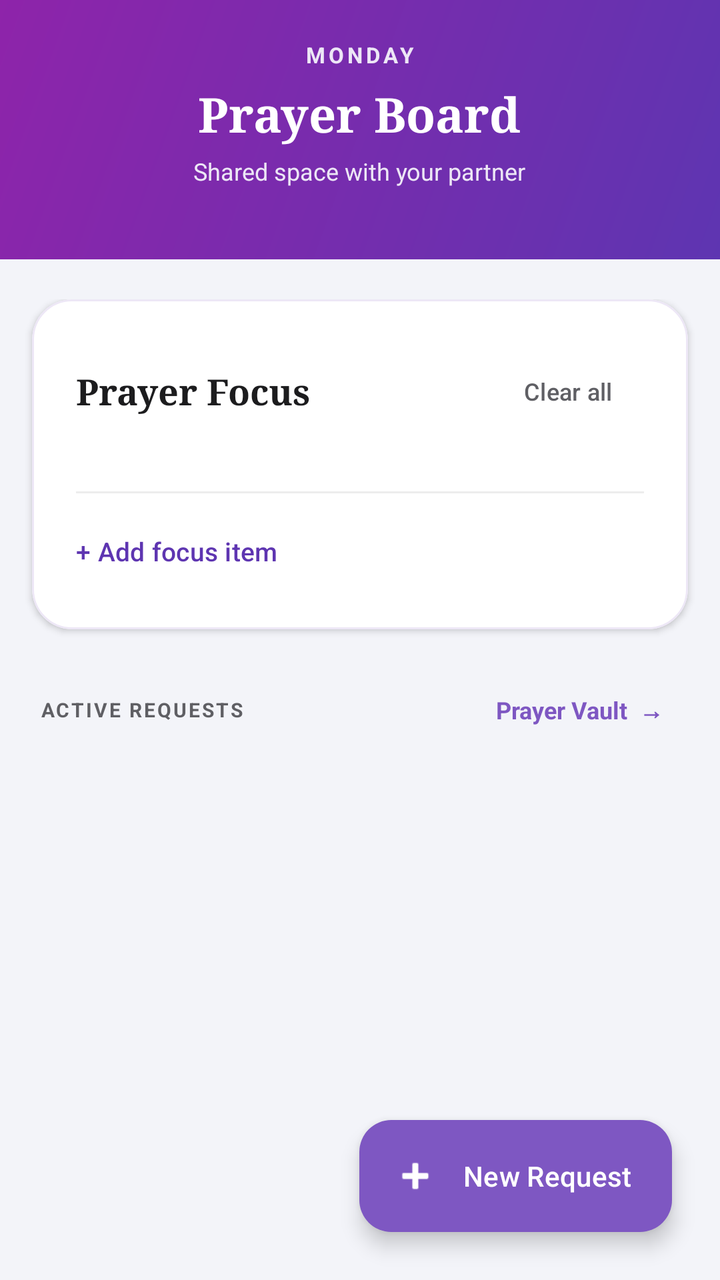
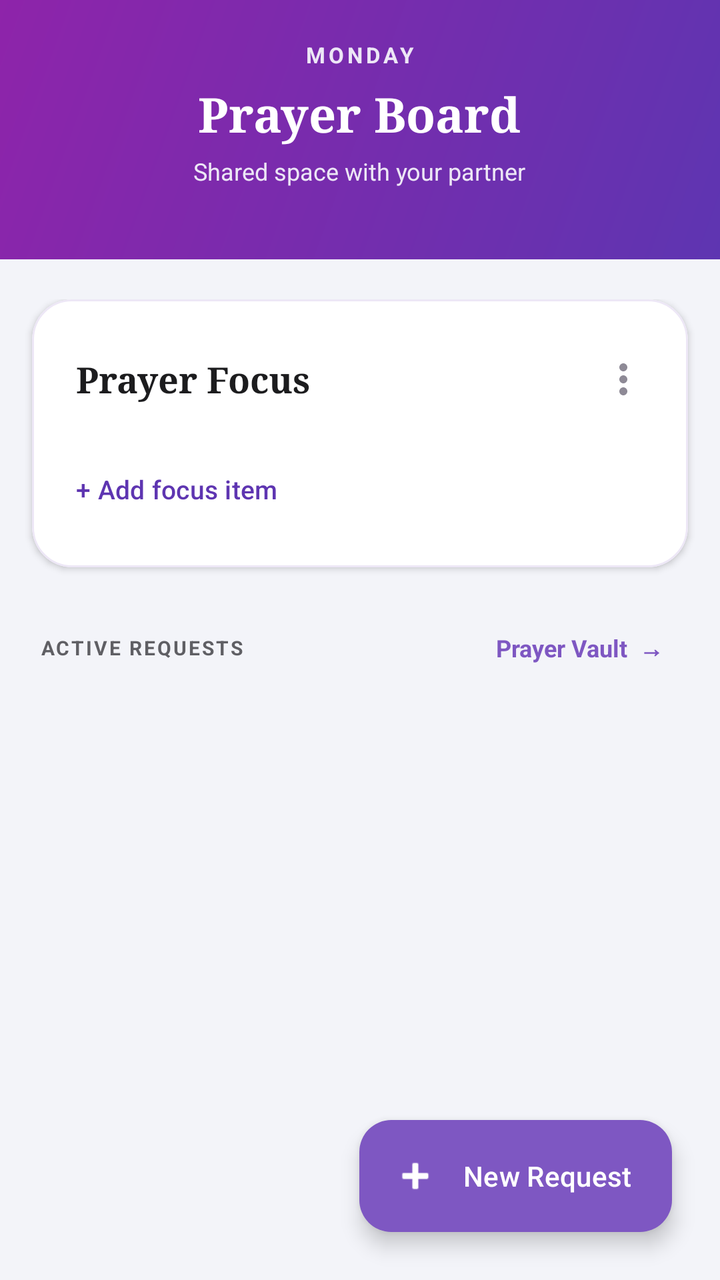

Screens rendered from an Android XML layout before and after an edit, with the pre-edit source and the edit as a unified diff.
<!-- AndroidManifest.xml: application theme Theme.SpiritualTracker -->
<!-- res/layout/fragment_shared_board.xml -->
<?xml version="1.0" encoding="utf-8"?>
<androidx.coordinatorlayout.widget.CoordinatorLayout xmlns:android="http://schemas.android.com/apk/res/android"
    xmlns:app="http://schemas.android.com/apk/res-auto"
    xmlns:tools="http://schemas.android.com/tools"
    android:layout_width="match_parent"
    android:layout_height="match_parent"
    android:background="#F3F4F9">

    
    <LinearLayout
        android:layout_width="match_parent"
        android:layout_height="match_parent"
        android:orientation="vertical">

        
        <LinearLayout
            android:layout_width="match_parent"
            android:layout_height="wrap_content"
            android:id="@+id/boardHeader"
            android:background="@drawable/bg_header_gradient"
            android:orientation="vertical"
            android:paddingTop="20dp"
            android:paddingBottom="36dp"
            android:paddingHorizontal="20dp"
            android:gravity="center">

            
            <TextView
                android:id="@+id/tvJointListTitle"
                android:layout_width="wrap_content"
                android:layout_height="wrap_content"
                android:text="MONDAY"
                android:textSize="11sp"
                android:textStyle="bold"
                android:textColor="#EDE7F6"
                android:letterSpacing="0.15"
                android:layout_marginBottom="6dp"/>

            
            <TextView
                android:layout_width="wrap_content"
                android:layout_height="wrap_content"
                android:text="Prayer Board"
                android:textColor="#FFFFFF"
                android:textSize="24sp"
                android:fontFamily="serif"
                android:textStyle="bold"
                android:layout_marginBottom="4dp"/>

            
            <TextView
                android:layout_width="wrap_content"
                android:layout_height="wrap_content"
                android:text="Shared space with your partner"
                android:textColor="#EDE7F6"
                android:textSize="12sp"/>
        </LinearLayout>

        
        <androidx.core.widget.NestedScrollView
            android:layout_width="match_parent"
            android:layout_height="0dp"
            android:layout_weight="1"
            android:clipToPadding="false"
            android:paddingBottom="100dp">

            <LinearLayout
                android:layout_width="match_parent"
                android:layout_height="wrap_content"
                android:orientation="vertical"
                android:paddingTop="20dp">

                
                <com.google.android.material.card.MaterialCardView
                    android:layout_width="match_parent"
                    android:layout_height="wrap_content"
                    android:layout_marginHorizontal="16dp"
                    android:layout_marginBottom="24dp"
                    app:cardCornerRadius="20dp"
                    app:cardElevation="2dp"
                    app:cardMaxElevation="4dp"
                    app:cardBackgroundColor="#FFFFFF"
                    app:strokeWidth="1dp"
                    app:strokeColor="#EDE7F6">

                    <LinearLayout
                        android:layout_width="match_parent"
                        android:layout_height="wrap_content"
                        android:orientation="vertical"
                        android:padding="22dp">

                        
                        <RelativeLayout
                            android:layout_width="match_parent"
                            android:layout_height="wrap_content"
                            android:layout_marginBottom="14dp">

                            <TextView
                                android:layout_width="wrap_content"
                                android:layout_height="wrap_content"
                                android:text="Prayer Focus"
                                android:textColor="#1C1C1E"
                                android:textSize="18sp"
                                android:fontFamily="serif"
                                android:textStyle="bold"
                                android:layout_centerVertical="true"/>

                            <com.google.android.material.button.MaterialButton
                                android:id="@+id/btnClearJointList"
                                style="@style/Widget.Material3.Button.TextButton"
                                android:layout_width="wrap_content"
                                android:layout_height="wrap_content"
                                android:layout_alignParentEnd="true"
                                android:layout_centerVertical="true"
                                android:text="Clear all"
                                android:textAllCaps="false"
                                android:textSize="12sp"
                                android:textColor="#5F5F64"
                                android:paddingEnd="0dp"/>
                        </RelativeLayout>

                        
                        <LinearLayout
                            android:id="@+id/layoutJointListItems"
                            android:layout_width="match_parent"
                            android:layout_height="wrap_content"
                            android:orientation="vertical"/>

                        
                        <View
                            android:layout_width="match_parent"
                            android:layout_height="1dp"
                            android:background="#12000000"
                            android:layout_marginTop="12dp"
                            android:layout_marginBottom="10dp"/>

                        
                        <com.google.android.material.button.MaterialButton
                            android:id="@+id/btnAddJointItem"
                            style="@style/Widget.Material3.Button.TextButton"
                            android:layout_width="wrap_content"
                            android:layout_height="36dp"
                            android:text="+ Add focus item"
                            android:textColor="#5E35B1"
                            android:textSize="13sp"
                            android:textAllCaps="false"
                            android:fontFamily="sans-serif-medium"
                            android:paddingStart="0dp"/>

                    </LinearLayout>
                </com.google.android.material.card.MaterialCardView>

                
                <RelativeLayout
                    android:layout_width="match_parent"
                    android:layout_height="wrap_content"
                    android:paddingHorizontal="20dp"
                    android:layout_marginBottom="10dp">

                    <TextView
                        android:layout_width="wrap_content"
                        android:layout_height="wrap_content"
                        android:text="ACTIVE REQUESTS"
                        android:textSize="10sp"
                        android:textStyle="bold"
                        android:textColor="#5F5F64"
                        android:letterSpacing="0.1"
                        android:layout_centerVertical="true"/>

                    <TextView
                        android:id="@+id/btnViewVault"
                        android:layout_width="wrap_content"
                        android:layout_height="wrap_content"
                        android:layout_alignParentEnd="true"
                        android:layout_centerVertical="true"
                        android:text="Prayer Vault  →"
                        android:textSize="12sp"
                        android:textStyle="bold"
                        android:textColor="#7E57C2"
                        android:background="?attr/selectableItemBackground"
                        android:padding="8dp"/>
                </RelativeLayout>

                
                <androidx.recyclerview.widget.RecyclerView
                    android:id="@+id/rvPrayerBoard"
                    android:layout_width="match_parent"
                    android:layout_height="wrap_content"
                    android:nestedScrollingEnabled="false"
                    android:paddingHorizontal="12dp"
                    tools:listitem="@layout/item_prayer_request"/>

            </LinearLayout>
        </androidx.core.widget.NestedScrollView>
    </LinearLayout>

    
    <com.google.android.material.floatingactionbutton.ExtendedFloatingActionButton
        android:id="@+id/fabAddRequest"
        android:layout_width="wrap_content"
        android:layout_height="wrap_content"
        android:layout_gravity="bottom|end"
        android:layout_margin="24dp"
        android:text="New Request"
        android:textColor="#FFFFFF"
        android:textAllCaps="false"
        android:fontFamily="sans-serif-medium"
        app:icon="@android:drawable/ic_input_add"
        app:iconTint="#FFFFFF"
        app:backgroundTint="#7E57C2"
        app:cornerRadius="16dp"
        app:elevation="6dp"/>

</androidx.coordinatorlayout.widget.CoordinatorLayout>
<!-- res/layout/item_prayer_request.xml (included above) -->
<?xml version="1.0" encoding="utf-8"?>
<com.google.android.material.card.MaterialCardView xmlns:android="http://schemas.android.com/apk/res/android"
    xmlns:app="http://schemas.android.com/apk/res-auto"
    android:layout_width="match_parent"
    android:layout_height="wrap_content"
    android:layout_marginHorizontal="4dp"
    android:layout_marginBottom="10dp"
    app:cardCornerRadius="16dp"
    app:cardElevation="2dp"
    app:cardMaxElevation="4dp"
    app:cardBackgroundColor="#FFFFFF"
    app:strokeWidth="1dp"
    app:strokeColor="#EDE7F6">

    <LinearLayout
        android:layout_width="match_parent"
        android:layout_height="wrap_content"
        android:orientation="horizontal">

        
        <View
            android:layout_width="4dp"
            android:layout_height="match_parent"
            android:background="#7E57C2"/>

        
        <LinearLayout
            android:layout_width="0dp"
            android:layout_height="wrap_content"
            android:layout_weight="1"
            android:orientation="vertical"
            android:padding="16dp">

            
            <RelativeLayout
                android:layout_width="match_parent"
                android:layout_height="wrap_content"
                android:layout_marginBottom="8dp">

                <TextView
                    android:id="@+id/tvRequestTitle"
                    android:layout_width="match_parent"
                    android:layout_height="wrap_content"
                    android:layout_toStartOf="@+id/answeredBadge"
                    android:layout_marginEnd="8dp"
                    android:text="Prayer Title"
                    android:textColor="#1A1A1A"
                    android:textSize="16sp"
                    android:textStyle="bold"
                    android:fontFamily="serif"
                    android:lineSpacingExtra="2dp"/>

                
                <LinearLayout
                    android:id="@+id/answeredBadge"
                    android:layout_width="wrap_content"
                    android:layout_height="wrap_content"
                    android:layout_alignParentEnd="true"
                    android:layout_centerVertical="true"
                    android:background="@drawable/bg_answered_pill"
                    android:paddingHorizontal="10dp"
                    android:paddingVertical="5dp"
                    android:gravity="center"
                    android:orientation="horizontal"
                    android:clickable="true"
                    android:focusable="true">

                    <TextView
                        android:id="@+id/btnMarkAnswered"
                        android:layout_width="wrap_content"
                        android:layout_height="wrap_content"
                        android:text="Mark answered"
                        android:textColor="#7E57C2"
                        android:textSize="11sp"
                        android:textStyle="bold"/>

                    <ImageView
                        android:layout_width="13dp"
                        android:layout_height="13dp"
                        android:layout_marginStart="4dp"
                        android:src="@drawable/ic_partner_done"
                        app:tint="#7E57C2"/>
                </LinearLayout>
            </RelativeLayout>

            <TextView
                android:id="@+id/tvRequestDescription"
                android:layout_width="match_parent"
                android:layout_height="wrap_content"
                android:text="Snippet of the prayer request..."
                android:textColor="#4A4A4E"
                android:textSize="13sp"
                android:lineSpacingExtra="3dp"
                android:maxLines="2"
                android:ellipsize="end"
                android:layout_marginBottom="10dp"/>

            
            <LinearLayout
                android:layout_width="match_parent"
                android:layout_height="wrap_content"
                android:gravity="center_vertical"
                android:orientation="horizontal">

                <TextView
                    android:id="@+id/tvRequestAuthor"
                    android:layout_width="0dp"
                    android:layout_height="wrap_content"
                    android:layout_weight="1"
                    android:text="By Partner · Apr 08, 2026"
                    android:textColor="#5F5F64"
                    android:textSize="11sp"/>

                <TextView
                    android:id="@+id/requestReminderDay"
                    android:layout_width="wrap_content"
                    android:layout_height="wrap_content"
                    android:textColor="#7E57C2"
                    android:textSize="11sp"
                    android:textStyle="bold"
                    android:paddingVertical="6dp"
                    android:paddingStart="8dp"
                    android:visibility="gone"/>

                <ImageView
                    android:id="@+id/requestReminderBell"
                    android:layout_width="32dp"
                    android:layout_height="32dp"
                    android:padding="6dp"
                    android:layout_marginEnd="-6dp"
                    android:background="?attr/selectableItemBackgroundBorderless"
                    android:src="@drawable/ic_bell_on"/>
            </LinearLayout>

        </LinearLayout>
    </LinearLayout>
</com.google.android.material.card.MaterialCardView>
<!-- resources referenced by this layout -->
<resources>
  <!-- drawable bg_answered_pill (drawable) -->
  <?xml version="1.0" encoding="utf-8"?>
  <shape xmlns:android="http://schemas.android.com/apk/res/android">
      <solid android:color="#F3E5F5" /> 
      <corners android:radius="100dp" />
  </shape>
  <!-- drawable bg_header_gradient (drawable) -->
  <?xml version="1.0" encoding="utf-8"?>
  <shape xmlns:android="http://schemas.android.com/apk/res/android" android:shape="rectangle">
      <gradient
          android:startColor="#5E35B1"
          android:endColor="#8E24AA"
          android:angle="135"/>
  
  
  </shape>
  <!-- drawable ic_bell_on (drawable) -->
  <?xml version="1.0" encoding="utf-8"?>
  <vector xmlns:android="http://schemas.android.com/apk/res/android"
      xmlns:aapt="http://schemas.android.com/aapt"
      android:width="24dp" android:height="24dp"
      android:viewportWidth="24" android:viewportHeight="24">
      <path android:pathData="M12,22c1.1,0 2,-0.9 2,-2h-4c0,1.1 0.9,2 2,2zM18,16v-5c0,-3.07 -1.64,-5.64 -4.5,-6.32V4c0,-0.83 -0.67,-1.5 -1.5,-1.5s-1.5,0.67 -1.5,1.5v0.68C7.63,5.36 6,7.92 6,11v5l-1.6,1.6c-0.4,0.4 -0.12,1.07 0.45,1.07h14.3c0.57,0 0.85,-0.67 0.45,-1.07L18,16z">
          <aapt:attr name="android:fillColor"><gradient android:type="linear" android:startX="4" android:startY="3" android:endX="20" android:endY="21"><item android:offset="0" android:color="#FFB58AD3"/><item android:offset="1" android:color="#FF6A1B9A"/></gradient></aapt:attr>
      </path>
      <path android:fillColor="#59FFFFFF" android:pathData="M8.1,11.2c0.15,-2.05 1.35,-3.75 3.2,-4.35l0.35,0.95c-1.45,0.5 -2.4,1.85 -2.5,3.45z" />
  </vector>
  <!-- drawable ic_partner_done: png bitmap (drawable, 29361 bytes) -->
  <style name="Theme.SpiritualTracker" parent="Base.Theme.SpiritualTracker" />
  <style name="Base.Theme.SpiritualTracker" parent="Theme.Material3.Light.NoActionBar">
          <item name="colorPrimary">#7E57C2</item>
          <item name="colorOnPrimary">#FFFFFF</item>
          <item name="colorSecondaryContainer">#D1C4E9</item>
          <item name="colorOnSecondaryContainer">#7E57C2</item>
          <item name="android:windowBackground">#F3F4F9</item>
          
          <item name="android:navigationBarColor">#F5F5F5</item>
          <item name="android:windowLightNavigationBar" tools:targetApi="27">true</item>
      </style>
</resources>

<!-- the commit's change to res/layout/fragment_shared_board.xml (unified diff, before → after) -->
@@ -90,34 +90,53 @@
                         android:padding="22dp">
 
                         
-                        <RelativeLayout
+                        <LinearLayout
                             android:layout_width="match_parent"
                             android:layout_height="wrap_content"
-                            android:layout_marginBottom="14dp">
+                            android:gravity="center_vertical"
+                            android:orientation="horizontal"
+                            android:layout_marginBottom="12dp">
 
                             <TextView
-                                android:layout_width="wrap_content"
+                                android:layout_width="0dp"
                                 android:layout_height="wrap_content"
+                                android:layout_weight="1"
                                 android:text="Prayer Focus"
                                 android:textColor="#1C1C1E"
                                 android:textSize="18sp"
                                 android:fontFamily="serif"
-                                android:textStyle="bold"
-                                android:layout_centerVertical="true"/>
-
-                            <com.google.android.material.button.MaterialButton
-                                android:id="@+id/btnClearJointList"
-                                style="@style/Widget.Material3.Button.TextButton"
+                                android:textStyle="bold"/>
+
+                            <TextView
+                                android:id="@+id/tvJointCount"
                                 android:layout_width="wrap_content"
                                 android:layout_height="wrap_content"
-                                android:layout_alignParentEnd="true"
-                                android:layout_centerVertical="true"
-                                android:text="Clear all"
-                                android:textAllCaps="false"
+                                android:textColor="#7E57C2"
                                 android:textSize="12sp"
-                                android:textColor="#5F5F64"
-                                android:paddingEnd="0dp"/>
-                        </RelativeLayout>
+                                android:visibility="gone"/>
+
+                            <ImageView
+                                android:id="@+id/btnClearJointList"
+                                android:layout_width="36dp"
+                                android:layout_height="36dp"
+                                android:layout_marginStart="4dp"
+                                android:layout_marginEnd="-8dp"
+                                android:padding="6dp"
+                                android:background="?attr/selectableItemBackgroundBorderless"
+                                android:contentDescription="More options"
+                                android:src="@drawable/ic_more_vert"/>
+                        </LinearLayout>
+
+                        
+                        <TextView
+                            android:id="@+id/tvJointEmpty"
+                            android:layout_width="match_parent"
+                            android:layout_height="wrap_content"
+                            android:text="Nothing here yet. Add something you're both praying about."
+                            android:textColor="#8E8A96"
+                            android:textSize="13sp"
+                            android:layout_marginBottom="4dp"
+                            android:visibility="gone"/>
 
                         
                         <LinearLayout
@@ -126,13 +145,9 @@
                             android:layout_height="wrap_content"
                             android:orientation="vertical"/>
 
-                        
-                        <View
+                        <Space
                             android:layout_width="match_parent"
-                            android:layout_height="1dp"
-                            android:background="#12000000"
-                            android:layout_marginTop="12dp"
-                            android:layout_marginBottom="10dp"/>
+                            android:layout_height="6dp"/>
 
                         
                         <com.google.android.material.button.MaterialButton
<!-- resource entries referenced after the edit -->
@@ -27,6 +27,14 @@
       </path>
       <path android:fillColor="#59FFFFFF" android:pathData="M8.1,11.2c0.15,-2.05 1.35,-3.75 3.2,-4.35l0.35,0.95c-1.45,0.5 -2.4,1.85 -2.5,3.45z" />
   </vector>
+  <!-- drawable ic_more_vert (drawable) -->
+  <?xml version="1.0" encoding="utf-8"?>
+  <vector xmlns:android="http://schemas.android.com/apk/res/android"
+      android:width="24dp" android:height="24dp"
+      android:viewportWidth="24" android:viewportHeight="24">
+      <path android:fillColor="#8E8A96"
+          android:pathData="M12,8c1.1,0 2,-0.9 2,-2s-0.9,-2 -2,-2 -2,0.9 -2,2 0.9,2 2,2zM12,10c-1.1,0 -2,0.9 -2,2s0.9,2 2,2 2,-0.9 2,-2 -0.9,-2 -2,-2zM12,16c-1.1,0 -2,0.9 -2,2s0.9,2 2,2 2,-0.9 2,-2 -0.9,-2 -2,-2z" />
+  </vector>
   <!-- drawable ic_partner_done: png bitmap (drawable, 29361 bytes) -->
   <style name="Theme.SpiritualTracker" parent="Base.Theme.SpiritualTracker" />
   <style name="Base.Theme.SpiritualTracker" parent="Theme.Material3.Light.NoActionBar">
